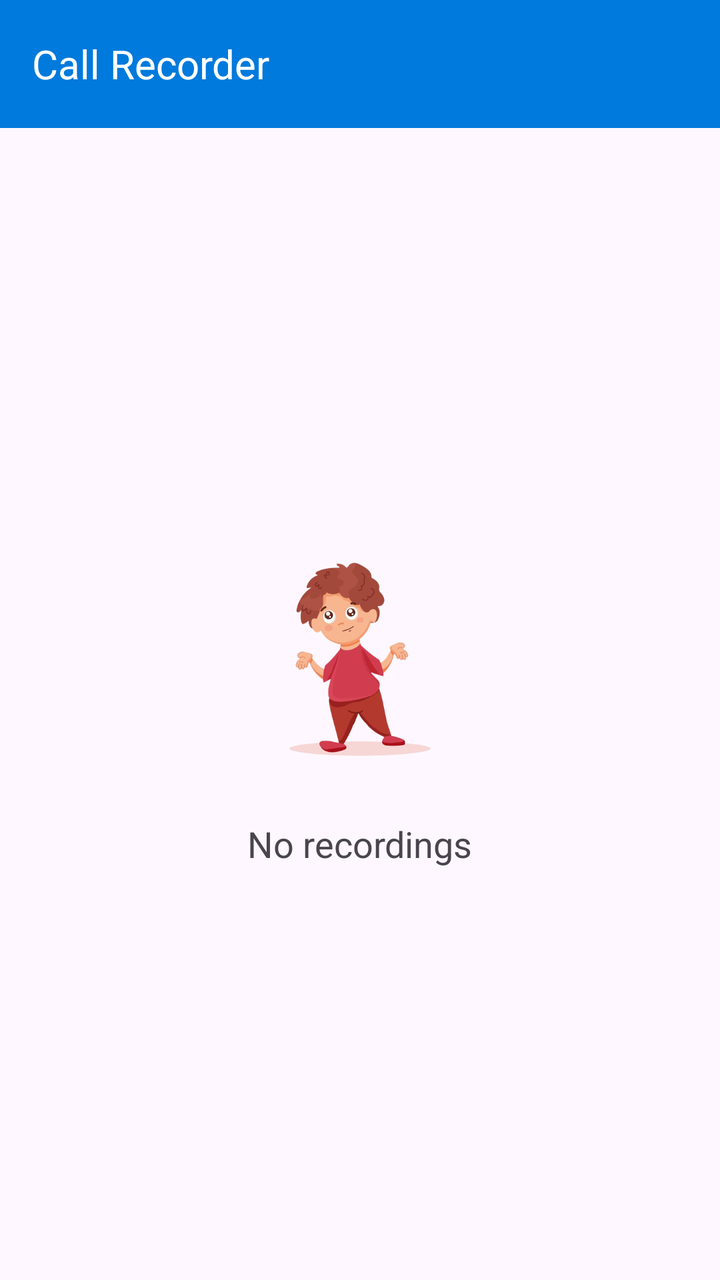
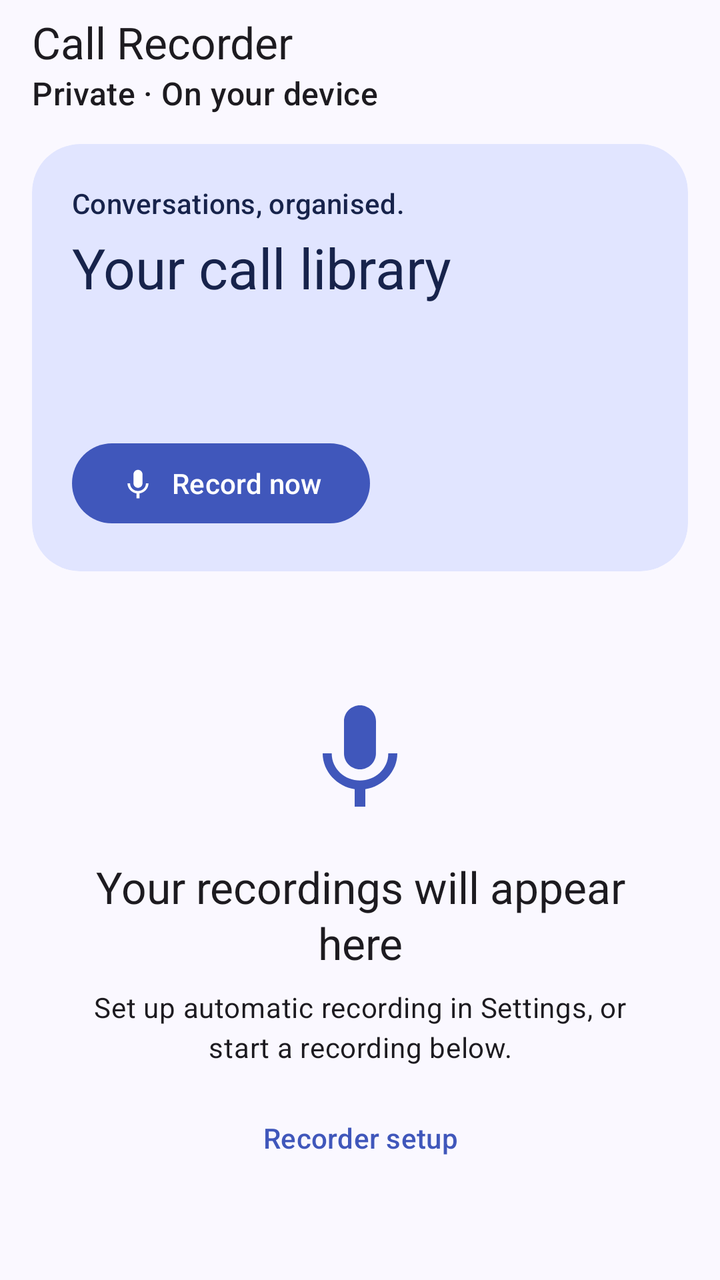

Compare the two renders of this Android layout. The source of the first and the diff that turns it into the second are given below.
<!-- AndroidManifest.xml: application theme Theme.VoiceRecorder -->
<!-- res/layout/activity_main.xml -->
<?xml version="1.0" encoding="utf-8"?>
<androidx.drawerlayout.widget.DrawerLayout xmlns:android="http://schemas.android.com/apk/res/android"
    xmlns:app="http://schemas.android.com/apk/res-auto"
    xmlns:tools="http://schemas.android.com/tools"
    android:id="@+id/main"
    android:layout_width="match_parent"
    android:layout_height="match_parent"
    tools:context=".activities.MainActivity">

    <RelativeLayout
        android:layout_width="match_parent"
        android:layout_height="match_parent"
        tools:ignore="HardcodedText">

        <include
            android:id="@+id/toolbar_include"
            layout="@layout/toolbar"
            android:layout_width="match_parent"
            android:layout_height="wrap_content"
            android:layout_alignParentTop="true" />

        <androidx.recyclerview.widget.RecyclerView
            android:id="@+id/recyclerView"
            android:layout_width="match_parent"
            android:layout_height="match_parent"
            android:layout_below="@+id/toolbar_include"
            android:visibility="gone" />

        <LinearLayout
            android:id="@+id/nothingFoundDesignContainer"
            android:layout_width="match_parent"
            android:layout_height="match_parent"
            android:gravity="center"
            android:orientation="vertical"
            android:layout_below="@id/toolbar_include"
            tools:ignore="UseCompoundDrawables">

            <ImageView
                android:layout_width="wrap_content"
                android:layout_height="wrap_content"
                android:adjustViewBounds="true"
                android:contentDescription="Empty"
                android:maxWidth="120dp"
                android:maxHeight="120dp"
                android:src="@drawable/empty_logo" />

            <TextView
                android:layout_width="wrap_content"
                android:layout_height="wrap_content"
                android:layout_marginTop="20dp"
                android:text="No recordings"
                android:textSize="18sp" />
        </LinearLayout>

        <LinearLayout
            android:id="@+id/filesLoadingDesignContainer"
            android:layout_width="match_parent"
            android:layout_height="match_parent"
            android:gravity="center"
            android:layout_below="@+id/toolbar_include"
            android:orientation="vertical"
            android:visibility="invisible">

            <ProgressBar
                android:id="@+id/totalFilesLoadingProgressBar"
                android:layout_width="55dp"
                android:layout_height="55dp"
                android:indeterminateTint="?attr/backgroundColor" />

            <TextView
                android:id="@+id/totalFilesLoadedTV"
                android:layout_width="wrap_content"
                android:layout_height="wrap_content"
                android:layout_marginTop="25dp"
                android:text="Files are sorting..."
                android:textColor="?attr/textColor"
                android:textSize="16sp" />
        </LinearLayout>

        <com.google.android.material.floatingactionbutton.FloatingActionButton
            android:id="@+id/scrollButtonTopBottomFAB"
            android:layout_width="wrap_content"
            android:layout_height="wrap_content"
            android:layout_alignParentBottom="true"
            android:layout_centerHorizontal="true"
            android:layout_marginEnd="25dp"
            android:layout_marginBottom="25dp"
            android:adjustViewBounds="true"
            android:backgroundTint="?attr/scrollButtonBackgroundColor"
            android:contentDescription="Scroll to Top"
            android:src="@drawable/arrow_upward"
            android:visibility="gone"
            app:borderWidth="0dp"
            app:fabSize="normal"
            app:tint="@color/white" />

    </RelativeLayout>

    <com.google.android.material.navigation.NavigationView
        android:id="@+id/navigationViewMenu"
        android:layout_width="wrap_content"
        android:layout_height="match_parent"
        android:layout_gravity="start"
        android:clickable="true"
        android:fitsSystemWindows="false"
        android:focusable="true"
        android:focusableInTouchMode="true"
        app:headerLayout="@layout/header_layout"
        app:menu="@menu/nav_drawer_menu"
        tools:ignore="VisualLintBounds" />

</androidx.drawerlayout.widget.DrawerLayout>
<!-- res/layout/toolbar.xml (included above) -->
<?xml version="1.0" encoding="utf-8"?>
<com.google.android.material.appbar.MaterialToolbar xmlns:android="http://schemas.android.com/apk/res/android"
    android:layout_width="match_parent"
    android:layout_height="?attr/actionBarSize"
    xmlns:app="http://schemas.android.com/apk/res-auto"
    android:elevation="5dp"
    android:background="?attr/backgroundColor"
    android:theme="@style/ThemeOverlay.AppCompat.Dark.ActionBar"
    app:popupTheme="@style/ThemeOverlay.AppCompat.DayNight"
    android:clickable="true"
    android:focusableInTouchMode="true"
    app:title="@string/app_name"
    app:titleTextAppearance="@style/CustomToolbarTitle"
    android:focusable="true"
    android:layout_marginBottom="10dp">
</com.google.android.material.appbar.MaterialToolbar>
<!-- res/layout/header_layout.xml (included above) -->
<?xml version="1.0" encoding="utf-8"?>
<RelativeLayout xmlns:android="http://schemas.android.com/apk/res/android"
    xmlns:tools="http://schemas.android.com/tools"
    xmlns:app="http://schemas.android.com/apk/res-auto"
    android:orientation="vertical"
    android:layout_width="match_parent"
    android:layout_height="180dp"
    android:background="@drawable/header_bg_day"
    android:paddingHorizontal="20dp"
    android:paddingVertical="12dp">

    <com.google.android.material.imageview.ShapeableImageView
        android:id="@+id/iconView"
        android:layout_width="60dp"
        android:layout_height="60dp"
        android:layout_above="@+id/header_layout_title_tv"
        android:layout_marginTop="10dp"
        android:background="?attr/backgroundColor"
        android:contentDescription="App Logo"
        android:scaleType="centerCrop"
        android:src="@drawable/nav_header_img"
        app:shapeAppearanceOverlay="@style/circle"
        tools:ignore="HardcodedText,ImageContrastCheck" />

    <TextView
        android:id="@+id/header_layout_title_tv"
        android:layout_width="wrap_content"
        android:layout_height="wrap_content"
        android:text="@string/header_layout_sub_text"
        android:textColor="@color/white"
        android:textSize="16sp"
        android:layout_marginTop="10dp"
        android:textStyle="bold"
        android:fontFamily="@font/brandy"
        android:layout_above="@id/version_container"
        android:shadowColor="@color/purple_700"
        tools:ignore="HardcodedText" />

    <LinearLayout
        android:id="@+id/version_container"
        android:layout_width="match_parent"
        android:layout_height="wrap_content"
        android:orientation="horizontal"
        android:layout_alignParentBottom="true"
        android:layout_marginTop="5dp">

        <TextView
            android:id="@+id/header_layout_version_tv"
            android:layout_width="wrap_content"
            android:layout_height="wrap_content"
            android:text="Version: 2.3"
            android:textColor="@color/white"
            android:textSize="14sp"
            android:shadowColor="@color/black"
            tools:ignore="HardcodedText"
            android:layout_gravity="center_vertical"/>

        <Button
            android:id="@+id/updateBtnInHeaderLayout"
            android:layout_width="wrap_content"
            android:layout_height="wrap_content"
            android:layout_gravity="center_vertical"
            android:layout_marginStart="20dp"
            android:backgroundTint="@color/dark_yellow"
            android:text="Update"
            android:textAllCaps="false"
            android:textColor="@color/black"
            android:visibility="gone"
            tools:ignore="HardcodedText,VisualLintBounds,TouchTargetSizeCheck" />

    </LinearLayout>

</RelativeLayout>
<!-- resources referenced by this layout -->
<resources>
  <color name="black">#FF000000</color>
  <color name="dark_yellow">#FFC107</color>
  <color name="purple_700">#FF3700B3</color>
  <color name="white">#FFFFFFFF</color>
  <!-- drawable arrow_upward (drawable) -->
  <vector android:height="24dp" android:tint="#FFFFFF"
      android:viewportHeight="24" android:viewportWidth="24"
      android:width="24dp" xmlns:android="http://schemas.android.com/apk/res/android">
      <path android:fillColor="@android:color/white" android:pathData="M4,12l1.41,1.41L11,7.83V20h2V7.83l5.58,5.59L20,12l-8,-8 -8,8z"/>
  </vector>
  <!-- drawable empty_logo: png bitmap (drawable, 86274 bytes) -->
  <!-- drawable header_bg_day: jpg bitmap (drawable, 44103 bytes) -->
  <!-- drawable nav_header_img: png bitmap (drawable, 119031 bytes) -->
  <string name="app_name">Call Recorder</string>
  <string name="header_layout_sub_text">Call Recorder</string>
  <style name="CustomToolbarTitle" parent="TextAppearance.AppCompat.Widget.ActionBar.Title">
          <item name="fontFamily">@font/brandy</item>
      </style>
  <style name="circle">
          <item name="cornerSize">50%</item>
          <item name="strokeWidth">2dp</item>
          <item name="android:strokeColor">@color/white</item>
      </style>
  <style name="Theme.VoiceRecorder" parent="Theme.Material3.DayNight.NoActionBar">
          
          <item name="colorPrimary">@color/theme_color_light</item>
          <item name="colorPrimaryVariant">@color/purple_700</item>
          <item name="colorOnPrimary">@color/white</item>
          <item name="colorAccent">@color/theme_color_light</item>
          
          <item name="colorSecondary">@color/teal_200</item>
          <item name="colorSecondaryVariant">@color/teal_700</item>
          <item name="colorOnSecondary">@color/white</item>
          
          <item name="android:statusBarColor">?attr/backgroundColor</item>
  
          
          <item name="backgroundColor">@color/theme_color_light</item>
          <item name="textColor">@color/black</item>
          <item name="scrollButtonBackgroundColor">@color/theme_color_light</item>
      </style>
  <color name="theme_color_light">#007ADC</color>
  <color name="teal_200">#FF03DAC5</color>
  <color name="teal_700">#FF018786</color>
</resources>

<!-- the commit's change to res/layout/activity_main.xml (unified diff, before → after) -->
@@ -1,203 +1,53 @@
 <?xml version="1.0" encoding="utf-8"?>
-<androidx.drawerlayout.widget.DrawerLayout xmlns:android="http://schemas.android.com/apk/res/android"
+<LinearLayout xmlns:android="http://schemas.android.com/apk/res/android"
     xmlns:app="http://schemas.android.com/apk/res-auto"
-    xmlns:tools="http://schemas.android.com/tools"
-    android:id="@+id/main"
-    android:layout_width="match_parent"
-    android:layout_height="match_parent"
-    tools:context=".activities.MainActivity">
-
-    <RelativeLayout
-        android:layout_width="match_parent"
-        android:layout_height="match_parent"
-        tools:ignore="HardcodedText">
-
-        <include
-            android:id="@+id/toolbar_include"
-            layout="@layout/toolbar"
-            android:layout_width="match_parent"
-            android:layout_height="wrap_content"
-            android:layout_alignParentTop="true" />
-
-        <androidx.recyclerview.widget.RecyclerView
-            android:id="@+id/recyclerView"
-            android:layout_width="match_parent"
-            android:layout_height="match_parent"
-            android:layout_below="@+id/toolbar_include"
-            android:visibility="gone" />
-
-        <LinearLayout
-            android:id="@+id/nothingFoundDesignContainer"
-            android:layout_width="match_parent"
-            android:layout_height="match_parent"
-            android:gravity="center"
-            android:orientation="vertical"
-            android:layout_below="@id/toolbar_include"
-            tools:ignore="UseCompoundDrawables">
-
-            <ImageView
-                android:layout_width="wrap_content"
-                android:layout_height="wrap_content"
-                android:adjustViewBounds="true"
-                android:contentDescription="Empty"
-                android:maxWidth="120dp"
-                android:maxHeight="120dp"
-                android:src="@drawable/empty_logo" />
-
-            <TextView
-                android:layout_width="wrap_content"
-                android:layout_height="wrap_content"
-                android:layout_marginTop="20dp"
-                android:text="No recordings"
-                android:textSize="18sp" />
+    android:layout_width="match_parent" android:layout_height="match_parent"
+    android:orientation="vertical" android:background="?attr/colorSurface">
+    <com.google.android.material.appbar.MaterialToolbar android:id="@+id/libraryToolbar"
+        android:layout_width="match_parent" android:layout_height="?attr/actionBarSize"
+        app:title="@string/app_name" app:subtitle="Private · On your device" />
+    <com.google.android.material.card.MaterialCardView android:layout_width="match_parent"
+        android:layout_height="wrap_content" android:layout_marginHorizontal="16dp" android:layout_marginTop="8dp"
+        app:cardCornerRadius="24dp" app:cardBackgroundColor="?attr/colorPrimaryContainer" app:strokeWidth="0dp" app:cardElevation="0dp">
+        <LinearLayout android:layout_width="match_parent" android:layout_height="wrap_content" android:padding="20dp" android:orientation="vertical">
+            <TextView android:layout_width="match_parent" android:layout_height="wrap_content" android:text="@string/library_subtitle"
+                android:textAppearance="?attr/textAppearanceLabelLarge" android:textColor="?attr/colorOnPrimaryContainer" />
+            <TextView android:layout_width="match_parent" android:layout_height="wrap_content" android:layout_marginTop="4dp"
+                android:text="@string/library_title" android:textAppearance="?attr/textAppearanceHeadlineMedium" android:textColor="?attr/colorOnPrimaryContainer" />
+            <TextView android:id="@+id/librarySummary" android:layout_width="match_parent" android:layout_height="wrap_content"
+                android:layout_marginTop="12dp" android:textAppearance="?attr/textAppearanceBodyMedium" android:textColor="?attr/colorOnPrimaryContainer" />
+            <TextView android:id="@+id/recorderStatus" android:layout_width="match_parent" android:layout_height="wrap_content"
+                android:layout_marginTop="6dp" android:textAppearance="?attr/textAppearanceBodySmall" android:textColor="?attr/colorOnPrimaryContainer" />
+            <LinearLayout android:layout_width="match_parent" android:layout_height="wrap_content" android:orientation="horizontal" android:layout_marginTop="12dp">
+                <com.google.android.material.button.MaterialButton android:id="@+id/recordNow" android:layout_width="wrap_content" android:layout_height="wrap_content"
+                    android:text="@string/record_manual" app:icon="@drawable/keyboard_voice" />
+                <com.google.android.material.button.MaterialButton android:id="@+id/pauseRecording" style="?attr/materialButtonOutlinedStyle"
+                    android:layout_width="wrap_content" android:layout_height="wrap_content" android:layout_marginStart="8dp" android:text="@string/pause_recording" android:visibility="gone" />
+                <com.google.android.material.button.MaterialButton android:id="@+id/stopRecording" style="?attr/materialButtonOutlinedStyle"
+                    android:layout_width="wrap_content" android:layout_height="wrap_content" android:layout_marginStart="8dp" android:text="@string/stop_recording" android:visibility="gone" />
+            </LinearLayout>
         </LinearLayout>
-
-        <LinearLayout
-            android:id="@+id/filesLoadingDesignContainer"
-            android:layout_width="match_parent"
-            android:layout_height="match_parent"
-            android:gravity="center"
-            android:layout_below="@+id/toolbar_include"
-            android:orientation="vertical"
-            android:visibility="invisible">
-
-            <ProgressBar
-                android:id="@+id/totalFilesLoadingProgressBar"
-                android:layout_width="55dp"
-                android:layout_height="55dp"
-                android:indeterminateTint="?attr/backgroundColor" />
-
-            <TextView
-                android:id="@+id/totalFilesLoadedTV"
-                android:layout_width="wrap_content"
-                android:layout_height="wrap_content"
-                android:layout_marginTop="25dp"
-                android:text="Files are sorting..."
-                android:textColor="?attr/textColor"
-                android:textSize="16sp" />
+    </com.google.android.material.card.MaterialCardView>
+    <HorizontalScrollView android:layout_width="match_parent" android:layout_height="wrap_content"
+        android:layout_marginTop="12dp" android:scrollbars="none" android:fillViewport="true">
+        <com.google.android.material.chip.ChipGroup android:id="@+id/categoryChips" android:layout_width="wrap_content"
+            android:layout_height="wrap_content" android:paddingHorizontal="16dp" app:singleLine="true" app:singleSelection="true" app:selectionRequired="true" />
+    </HorizontalScrollView>
+    <FrameLayout android:layout_width="match_parent" android:layout_height="0dp" android:layout_weight="1">
+        <androidx.recyclerview.widget.RecyclerView android:id="@+id/recyclerView" android:layout_width="match_parent" android:layout_height="match_parent"
+            android:clipToPadding="false" android:paddingHorizontal="16dp" android:paddingBottom="24dp" />
+        <LinearLayout android:id="@+id/emptyLibrary" android:layout_width="match_parent" android:layout_height="match_parent"
+            android:orientation="vertical" android:gravity="center" android:padding="32dp">
+            <ImageView android:layout_width="64dp" android:layout_height="64dp" android:src="@drawable/keyboard_voice"
+                app:tint="?attr/colorPrimary" android:importantForAccessibility="no" />
+            <TextView android:id="@+id/emptyTitle" android:layout_width="match_parent" android:layout_height="wrap_content"
+                android:layout_marginTop="20dp" android:gravity="center" android:text="@string/empty_library" android:textAppearance="?attr/textAppearanceTitleLarge" />
+            <TextView android:layout_width="match_parent" android:layout_height="wrap_content" android:layout_marginTop="8dp"
+                android:gravity="center" android:text="@string/empty_library_hint" android:textAppearance="?attr/textAppearanceBodyMedium" />
+            <com.google.android.material.button.MaterialButton android:id="@+id/setupRecorder" style="@style/Widget.Material3.Button.TextButton"
+                android:layout_width="wrap_content" android:layout_height="wrap_content" android:layout_marginTop="12dp" android:text="@string/setup_recorder" />
         </LinearLayout>
-
-        <com.google.android.material.floatingactionbutton.FloatingActionButton
-            android:id="@+id/scrollButtonTopBottomFAB"
-            android:layout_width="wrap_content"
-            android:layout_height="wrap_content"
-            android:layout_alignParentBottom="true"
-            android:layout_centerHorizontal="true"
-            android:layout_marginEnd="25dp"
-            android:layout_marginBottom="25dp"
-            android:adjustViewBounds="true"
-            android:backgroundTint="?attr/scrollButtonBackgroundColor"
-            android:contentDescription="Scroll to Top"
-            android:src="@drawable/arrow_upward"
-            android:visibility="gone"
-            app:borderWidth="0dp"
-            app:fabSize="normal"
-            app:tint="@color/white" />
-
-    </RelativeLayout>
-
-    <com.google.android.material.navigation.NavigationView
-        android:id="@+id/navigationViewMenu"
-        android:layout_width="wrap_content"
-        android:layout_height="match_parent"
-        android:layout_gravity="start"
-        android:clickable="true"
-        android:fitsSystemWindows="false"
-        android:focusable="true"
-        android:focusableInTouchMode="true"
-        app:headerLayout="@layout/header_layout"
-        app:menu="@menu/nav_drawer_menu"
-        tools:ignore="VisualLintBounds" />
-
-</androidx.drawerlayout.widget.DrawerLayout>
-<!-- res/layout/toolbar.xml (included above) -->
-<?xml version="1.0" encoding="utf-8"?>
-<com.google.android.material.appbar.MaterialToolbar xmlns:android="http://schemas.android.com/apk/res/android"
-    android:layout_width="match_parent"
-    android:layout_height="?attr/actionBarSize"
-    xmlns:app="http://schemas.android.com/apk/res-auto"
-    android:elevation="5dp"
-    android:background="?attr/backgroundColor"
-    android:theme="@style/ThemeOverlay.AppCompat.Dark.ActionBar"
-    app:popupTheme="@style/ThemeOverlay.AppCompat.DayNight"
-    android:clickable="true"
-    android:focusableInTouchMode="true"
-    app:title="@string/app_name"
-    app:titleTextAppearance="@style/CustomToolbarTitle"
-    android:focusable="true"
-    android:layout_marginBottom="10dp">
-</com.google.android.material.appbar.MaterialToolbar>
-<!-- res/layout/header_layout.xml (included above) -->
-<?xml version="1.0" encoding="utf-8"?>
-<RelativeLayout xmlns:android="http://schemas.android.com/apk/res/android"
-    xmlns:tools="http://schemas.android.com/tools"
-    xmlns:app="http://schemas.android.com/apk/res-auto"
-    android:orientation="vertical"
-    android:layout_width="match_parent"
-    android:layout_height="180dp"
-    android:background="@drawable/header_bg_day"
-    android:paddingHorizontal="20dp"
-    android:paddingVertical="12dp">
-
-    <com.google.android.material.imageview.ShapeableImageView
-        android:id="@+id/iconView"
-        android:layout_width="60dp"
-        android:layout_height="60dp"
-        android:layout_above="@+id/header_layout_title_tv"
-        android:layout_marginTop="10dp"
-        android:background="?attr/backgroundColor"
-        android:contentDescription="App Logo"
-        android:scaleType="centerCrop"
-        android:src="@drawable/nav_header_img"
-        app:shapeAppearanceOverlay="@style/circle"
-        tools:ignore="HardcodedText,ImageContrastCheck" />
-
-    <TextView
-        android:id="@+id/header_layout_title_tv"
-        android:layout_width="wrap_content"
-        android:layout_height="wrap_content"
-        android:text="@string/header_layout_sub_text"
-        android:textColor="@color/white"
-        android:textSize="16sp"
-        android:layout_marginTop="10dp"
-        android:textStyle="bold"
-        android:fontFamily="@font/brandy"
-        android:layout_above="@id/version_container"
-        android:shadowColor="@color/purple_700"
-        tools:ignore="HardcodedText" />
-
-    <LinearLayout
-        android:id="@+id/version_container"
-        android:layout_width="match_parent"
-        android:layout_height="wrap_content"
-        android:orientation="horizontal"
-        android:layout_alignParentBottom="true"
-        android:layout_marginTop="5dp">
-
-        <TextView
-            android:id="@+id/header_layout_version_tv"
-            android:layout_width="wrap_content"
-            android:layout_height="wrap_content"
-            android:text="Version: 2.3"
-            android:textColor="@color/white"
-            android:textSize="14sp"
-            android:shadowColor="@color/black"
-            tools:ignore="HardcodedText"
-            android:layout_gravity="center_vertical"/>
-
-        <Button
-            android:id="@+id/updateBtnInHeaderLayout"
-            android:layout_width="wrap_content"
-            android:layout_height="wrap_content"
-            android:layout_gravity="center_vertical"
-            android:layout_marginStart="20dp"
-            android:backgroundTint="@color/dark_yellow"
-            android:text="Update"
-            android:textAllCaps="false"
-            android:textColor="@color/black"
-            android:visibility="gone"
-            tools:ignore="HardcodedText,VisualLintBounds,TouchTargetSizeCheck" />
-
-    </LinearLayout>
-
-</RelativeLayout>
+        <ProgressBar android:id="@+id/libraryProgress" android:layout_width="48dp" android:layout_height="48dp"
+            android:layout_gravity="center" android:visibility="gone" android:contentDescription="@string/recordings_loading" />
+    </FrameLayout>
+</LinearLayout>
<!-- resource entries referenced after the edit -->
@@ -1,31 +1,27 @@
 <!-- resources referenced by this layout -->
 <resources>
+  <!-- drawable keyboard_voice (drawable) -->
+  <vector android:height="24dp" android:tint="#009688"
+      android:viewportHeight="24" android:viewportWidth="24"
+      android:width="24dp" xmlns:android="http://schemas.android.com/apk/res/android">
+      <path android:fillColor="@android:color/white" android:pathData="M12,15c1.66,0 2.99,-1.34 2.99,-3L15,6c0,-1.66 -1.34,-3 -3,-3S9,4.34 9,6v6c0,1.66 1.34,3 3,3zM17.3,12c0,3 -2.54,5.1 -5.3,5.1S6.7,15 6.7,12L5,12c0,3.42 2.72,6.23 6,6.72L11,22h2v-3.28c3.28,-0.48 6,-3.3 6,-6.72h-1.7z"/>
+  </vector>
   <color name="black">#FF000000</color>
-  <color name="dark_yellow">#FFC107</color>
   <color name="purple_700">#FF3700B3</color>
   <color name="white">#FFFFFFFF</color>
-  <!-- drawable arrow_upward (drawable) -->
-  <vector android:height="24dp" android:tint="#FFFFFF"
-      android:viewportHeight="24" android:viewportWidth="24"
-      android:width="24dp" xmlns:android="http://schemas.android.com/apk/res/android">
-      <path android:fillColor="@android:color/white" android:pathData="M4,12l1.41,1.41L11,7.83V20h2V7.83l5.58,5.59L20,12l-8,-8 -8,8z"/>
-  </vector>
-  <!-- drawable empty_logo: png bitmap (drawable, 86274 bytes) -->
-  <!-- drawable header_bg_day: jpg bitmap (drawable, 44103 bytes) -->
-  <!-- drawable nav_header_img: png bitmap (drawable, 119031 bytes) -->
   <string name="app_name">Call Recorder</string>
-  <string name="header_layout_sub_text">Call Recorder</string>
-  <style name="CustomToolbarTitle" parent="TextAppearance.AppCompat.Widget.ActionBar.Title">
-          <item name="fontFamily">@font/brandy</item>
-      </style>
-  <style name="circle">
-          <item name="cornerSize">50%</item>
-          <item name="strokeWidth">2dp</item>
-          <item name="android:strokeColor">@color/white</item>
-      </style>
+  <string name="empty_library">Your recordings will appear here</string>
+  <string name="empty_library_hint">Set up automatic recording in Settings, or start a recording below.</string>
+  <string name="library_subtitle">Conversations, organised.</string>
+  <string name="library_title">Your call library</string>
+  <string name="pause_recording">Pause</string>
+  <string name="record_manual">Record now</string>
+  <string name="recordings_loading">Loading recordings…</string>
+  <string name="setup_recorder">Recorder setup</string>
+  <string name="stop_recording">Stop</string>
   <style name="Theme.VoiceRecorder" parent="Theme.Material3.DayNight.NoActionBar">
           
-          <item name="colorPrimary">@color/theme_color_light</item>
+          <item name="colorPrimary">#4057BB</item>
           <item name="colorPrimaryVariant">@color/purple_700</item>
           <item name="colorOnPrimary">@color/white</item>
           <item name="colorAccent">@color/theme_color_light</item>
@@ -40,6 +36,12 @@
           <item name="backgroundColor">@color/theme_color_light</item>
           <item name="textColor">@color/black</item>
           <item name="scrollButtonBackgroundColor">@color/theme_color_light</item>
+          <item name="colorPrimaryContainer">#E1E5FF</item>
+          <item name="colorOnPrimaryContainer">#17234B</item>
+          <item name="colorSurface">#FAF8FF</item>
+          <item name="colorSurfaceContainer">#F0EFF8</item>
+          <item name="colorOnSurface">#1B1B23</item>
+          <item name="colorOnSurfaceVariant">#484957</item>
       </style>
   <color name="theme_color_light">#007ADC</color>
   <color name="teal_200">#FF03DAC5</color>
